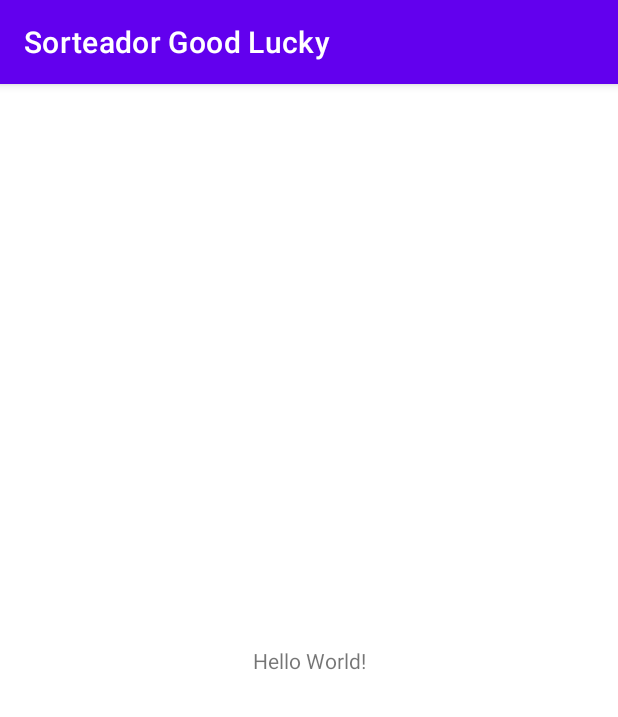
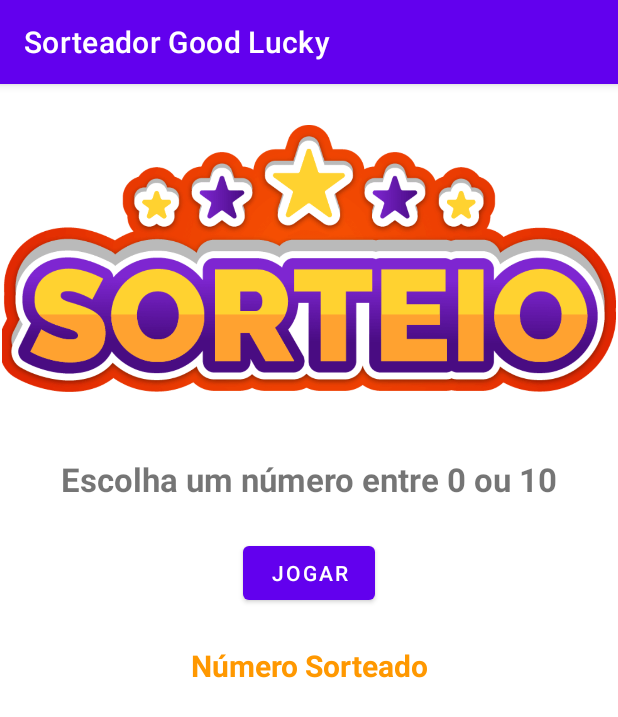
Before and after one commit to JacobBlackzx/AndroidDV, an Android app: the screen it shows after launch (MainActivity), on a phone screen of 412 x 824 dp. Shown: the top 717 px of the screen. Run offline under Robolectric (Android 15) with nearby library versions, the phone set to English and light mode, and no system bars.

Commit message:
Atualização Lógica e de Interface

```diff
--- a/SorteadorGoodLucky/app/src/main/java/com/ubuntu/android/sorteadorgoodlucky/MainActivity.java
+++ b/SorteadorGoodLucky/app/src/main/java/com/ubuntu/android/sorteadorgoodlucky/MainActivity.java
@@ -3,6 +3,10 @@ package com.ubuntu.android.sorteadorgoodlucky;
 import androidx.appcompat.app.AppCompatActivity;
 
 import android.os.Bundle;
+import android.view.View;
+import android.widget.TextView;
+
+import java.util.Random;
 
 public class MainActivity extends AppCompatActivity {
 
@@ -11,4 +15,16 @@ public class MainActivity extends AppCompatActivity {
         super.onCreate(savedInstanceState);
         setContentView(R.layout.activity_main);
     }
+
+    public void sortear(View view) {
+
+        TextView texto = findViewById(R.id.textResultado);
+
+        int x = new Random().nextInt(11);
+
+        texto.setText("Número Sorteador: "+x);
+
+
+
+    }
 }
--- a/SorteadorGoodLucky/app/src/main/res/layout/activity_main.xml
+++ b/SorteadorGoodLucky/app/src/main/res/layout/activity_main.xml
@@ -6,13 +6,57 @@
     android:layout_height="match_parent"
     tools:context=".MainActivity">
 
+    <ImageView
+        android:id="@+id/imageView"
+        android:layout_width="0dp"
+        android:layout_height="0dp"
+        android:layout_marginStart="1dp"
+        android:layout_marginEnd="1dp"
+        android:layout_marginBottom="8dp"
+        app:layout_constraintBottom_toTopOf="@+id/textView"
+        app:layout_constraintEnd_toEndOf="parent"
+        app:layout_constraintStart_toStartOf="parent"
+        app:layout_constraintTop_toTopOf="parent"
+        app:srcCompat="@drawable/sorteio" />
+
     <TextView
+        android:id="@+id/textView"
         android:layout_width="wrap_content"
         android:layout_height="wrap_content"
-        android:text="Hello World!"
+        android:layout_marginTop="8dp"
+        android:layout_marginBottom="490dp"
+        android:text="Escolha um número entre 0 ou 10"
+        android:textAlignment="center"
+        android:textSize="22sp"
+        android:textStyle="bold"
         app:layout_constraintBottom_toBottomOf="parent"
         app:layout_constraintEnd_toEndOf="parent"
         app:layout_constraintStart_toStartOf="parent"
-        app:layout_constraintTop_toTopOf="parent" />
+        app:layout_constraintTop_toBottomOf="@+id/imageView" />
 
+    <Button
+        android:id="@+id/button"
+        android:layout_width="wrap_content"
+        android:layout_height="wrap_content"
+        android:layout_marginTop="24dp"
+        android:onClick="sortear"
+        android:text="Jogar"
+        app:layout_constraintEnd_toEndOf="parent"
+        app:layout_constraintStart_toStartOf="parent"
+        app:layout_constraintTop_toBottomOf="@+id/textView" />
+
+    <TextView
+        android:id="@+id/textResultado"
+        android:layout_width="wrap_content"
+        android:layout_height="wrap_content"
+        android:layout_marginTop="24dp"
+        android:text="Número Sorteado"
+        android:textAlignment="center"
+        android:textColor="#FF9800"
+        android:textSize="20sp"
+        android:textStyle="bold"
+        android:typeface="normal"
+        app:layout_constraintEnd_toEndOf="parent"
+        app:layout_constraintStart_toStartOf="parent"
+        app:layout_constraintTop_toBottomOf="@+id/button" />
 </androidx.constraintlayout.widget.ConstraintLayout>
```
Also changed, not shown: SorteadorGoodLucky/app/src/main/res/drawable/sorteio.png (added).
